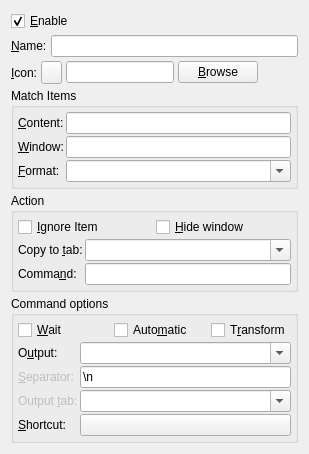
The window that src/ui/commandwidget.ui (hluk/CopyQ) describes before a commit, drawn with Qt 5.
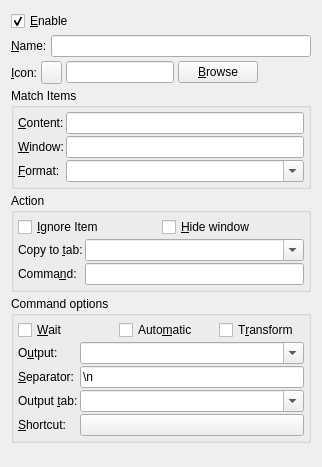
The same window after the commit.

Commit message: Initial state of widgets in CommandWidget

The edit to the form file:
```diff
--- a/src/ui/commandwidget.ui
+++ b/src/ui/commandwidget.ui
@@ -2,6 +2,14 @@
 <ui version="4.0">
  <class>CommandWidget</class>
  <widget class="QWidget" name="CommandWidget">
+  <property name="geometry">
+   <rect>
+    <x>0</x>
+    <y>0</y>
+    <width>322</width>
+    <height>467</height>
+   </rect>
+  </property>
   <property name="windowTitle">
    <string>Form</string>
   </property>
@@ -396,9 +404,6 @@
         </item>
         <item row="2" column="0">
          <widget class="QLabel" name="separatorLabel">
-          <property name="enabled">
-           <bool>false</bool>
-          </property>
           <property name="text">
            <string>&amp;Separator:</string>
           </property>
@@ -419,9 +424,6 @@
         </item>
         <item row="3" column="0">
          <widget class="QLabel" name="labelOutputTab">
-          <property name="enabled">
-           <bool>false</bool>
-          </property>
           <property name="text">
            <string>Output &amp;tab:</string>
           </property>
```
The commit also changes 1 other file.
